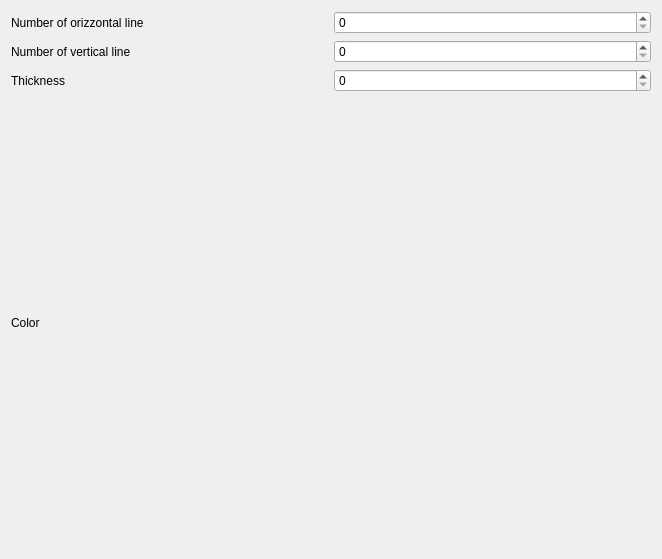
giacomogroppi/writernote-qt, file src/sheet/dialog_sheet.ui: the form before one commit.
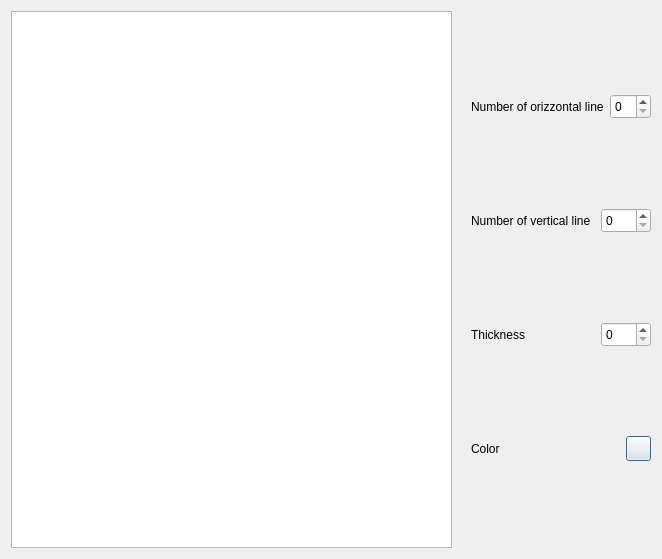
The form after the commit.

Diff of the .ui file:
```diff
--- a/src/sheet/dialog_sheet.ui
+++ b/src/sheet/dialog_sheet.ui
@@ -19,6 +19,16 @@
      <property name="sizeConstraint">
       <enum>QLayout::SetDefaultConstraint</enum>
      </property>
+     <item>
+      <widget class="QGraphicsView" name="graphicsView"/>
+     </item>
+     <item>
+      <widget class="QLabel" name="label_disegno">
+       <property name="text">
+        <string/>
+       </property>
+      </widget>
+     </item>
      <item>
       <layout class="QVBoxLayout" name="verticalLayout">
        <item>
@@ -31,7 +41,14 @@
           </widget>
          </item>
          <item>
-          <widget class="QSpinBox" name="x"/>
+          <widget class="QSpinBox" name="x">
+           <property name="maximumSize">
+            <size>
+             <width>50</width>
+             <height>25</height>
+            </size>
+           </property>
+          </widget>
          </item>
         </layout>
        </item>
@@ -39,13 +56,26 @@
         <layout class="QHBoxLayout" name="horizontalLayout_3">
          <item>
           <widget class="QLabel" name="label_vertical">
+           <property name="maximumSize">
+            <size>
+             <width>16777215</width>
+             <height>16777215</height>
+            </size>
+           </property>
            <property name="text">
             <string>Number of vertical line</string>
            </property>
           </widget>
          </item>
          <item>
-          <widget class="QSpinBox" name="y"/>
+          <widget class="QSpinBox" name="y">
+           <property name="maximumSize">
+            <size>
+             <width>50</width>
+             <height>25</height>
+            </size>
+           </property>
+          </widget>
          </item>
         </layout>
        </item>
@@ -59,7 +89,14 @@
           </widget>
          </item>
          <item>
-          <widget class="QSpinBox" name="t"/>
+          <widget class="QSpinBox" name="t">
+           <property name="maximumSize">
+            <size>
+             <width>50</width>
+             <height>25</height>
+            </size>
+           </property>
+          </widget>
          </item>
         </layout>
        </item>
@@ -72,6 +109,19 @@
            </property>
           </widget>
          </item>
+         <item>
+          <widget class="QPushButton" name="pushButton_color">
+           <property name="maximumSize">
+            <size>
+             <width>25</width>
+             <height>25</height>
+            </size>
+           </property>
+           <property name="text">
+            <string/>
+           </property>
+          </widget>
+         </item>
         </layout>
        </item>
       </layout>
```
